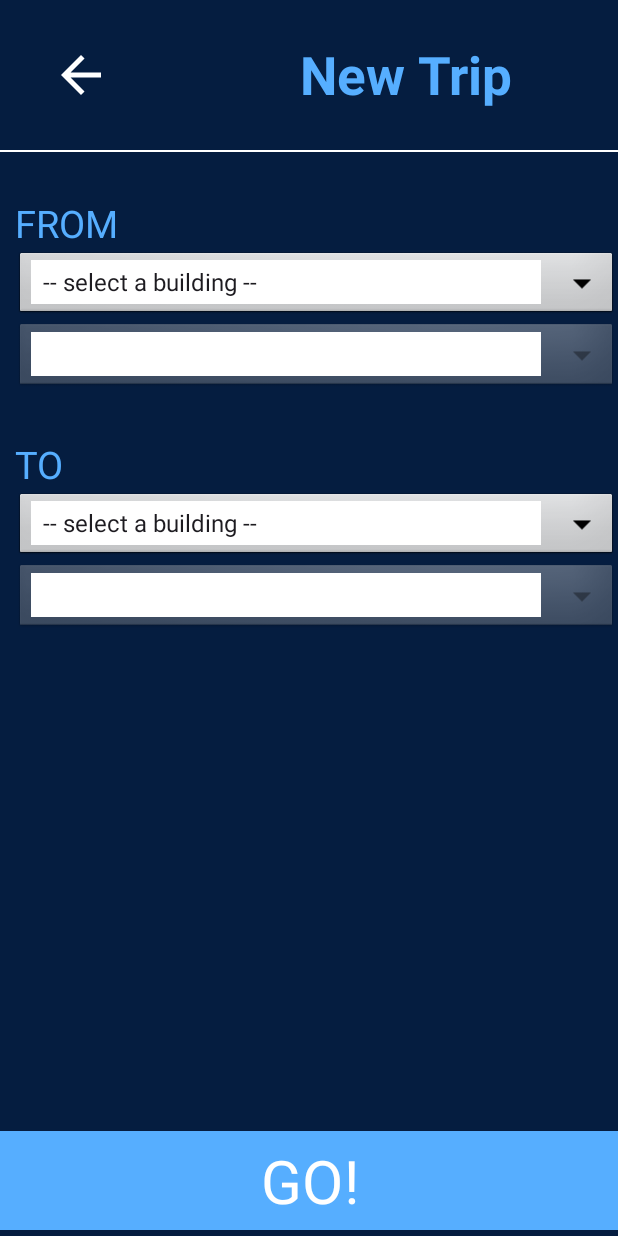
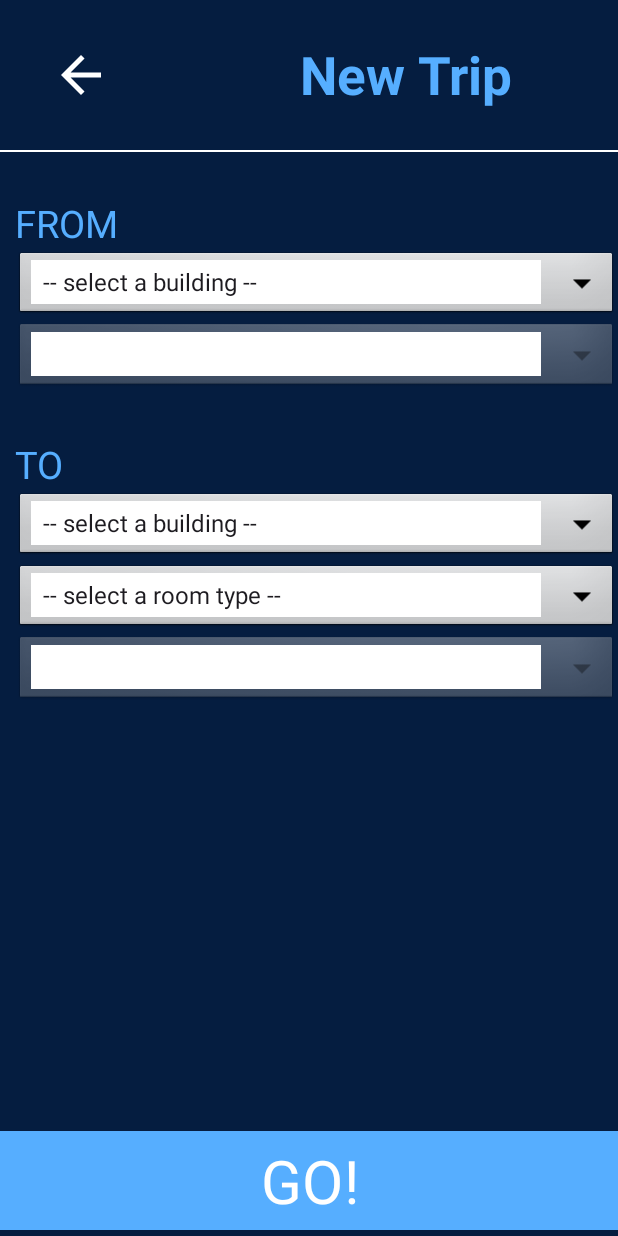
Before and after one commit to diegoac2/accessimap, an Android app: the NewTripActivity screen opened directly, with no data from a screen before it, on a phone screen of 412 x 824 dp. Run offline under Robolectric (Android 15) with nearby library versions, the light colour scheme and no system bars; Roboto replaces fonts that are not available here.

Commit message:
Broken on Spinner

```diff
--- a/app/src/main/java/edu/illinois/cs465/accessimap/NewTripActivity.java
+++ b/app/src/main/java/edu/illinois/cs465/accessimap/NewTripActivity.java
@@ -23,12 +23,12 @@ public class NewTripActivity extends AppCompatActivity
     private Spinner entranceSpinner;
 //    private Spinner roomSpinnerFrom;
     private Spinner buildingSpinnerTo;
-
+    private Spinner roomTypeSpinnerTo;
     private Spinner roomSpinnerTo;
 
     // Map to store room options based on the selected building
     private Map<String, List<String>> buildingRoomMap;
-
+    private Map<String, List<String>> buildingRoomTypeMap;
     private Map<String, List<String>> buildingEntranceMap;
     private static final String rampElevatorBody = "Do you prefer routes with ramps or with elevators?";
 
@@ -59,11 +59,17 @@ public class NewTripActivity extends AppCompatActivity
         buildingSpinnerTo = findViewById(R.id.building_spinner_to);
         roomSpinnerTo = findViewById(R.id.room_spinner_to);
         entranceSpinner = findViewById(R.id.entrance_spinner);
+        roomTypeSpinnerTo = findViewById(R.id.room_type_spinner_to); // Add this line
 
         // Initialize the buildingRoomMap
         buildingRoomMap = new HashMap<>();
         buildingRoomMap.put("Campus Instructional Facility", generateRoomOptionsForBuildingX());
         buildingRoomMap.put("Siebel Center for Design", generateRoomOptionsForBuildingY());
+
+        // Initialize the buildingRoomTypeMap
+        buildingRoomTypeMap = new HashMap<>();
+        buildingRoomTypeMap.put("Campus Instructional Facility", generateRoomTypesForBuildingX());
+        buildingRoomTypeMap.put("Siebel Center for Design", generateRoomTypesForBuildingY());
 
         buildingEntranceMap = new HashMap<>();
         buildingEntranceMap.put("Campus Instructional Facility", generateEntranceOptionsForBuildingX());
@@ -76,10 +82,10 @@ public class NewTripActivity extends AppCompatActivity
 
         // Set up "from" spinner with entrances
         setUpRoomSpinner(entranceSpinner, buildingSpinnerFrom, true);
+        // Set up "to" spinner with room types
+        setUpRoomTypeSpinner(roomTypeSpinnerTo, buildingSpinnerTo);
         // Set up "to" spinner with rooms
-        setUpRoomSpinner(roomSpinnerTo, buildingSpinnerTo, false);
-
-        setUpEntranceSpinner(entranceSpinner, buildingSpinnerTo);
+        setUpRoomSpinner(roomSpinnerTo, roomTypeSpinnerTo, false);
 
         // Call updateEntranceOptions with the initially selected building for "from" spinner
         String selectedBuildingFrom = buildingSpinnerFrom.getSelectedItem().toString();
@@ -104,8 +110,12 @@ public class NewTripActivity extends AppCompatActivity
             public void onItemSelected(AdapterView<?> parentView, View selectedItemView, int position, long id) {
                 String selectedBuilding = (String) parentView.getItemAtPosition(position);
 
+                // Enable/disable the spinners based on the selected building
+                updateSpinnerStatus(selectedBuilding, roomTypeSpinnerTo, roomSpinnerTo);
+
                 // Update room options based on the selected building
-                updateRoomOptions(selectedBuilding, spinner);
+
+                updateRoomOptions(selectedBuilding, roomTypeSpinnerTo.getSelectedItem().toString(), roomSpinnerTo);
             }
 
             @Override
@@ -115,7 +125,7 @@ public class NewTripActivity extends AppCompatActivity
         });
     }
 
-    private void setUpEntranceSpinner(Spinner entranceSpinner, Spinner buildingSpinner) {
+    private void setUpEntranceSpinner(Spinner entranceSpinner, Spinner buildingSpinner, boolean isFrom) {
         // Create ArrayAdapter for entrances
         ArrayAdapter<String> entranceAdapter = new ArrayAdapter<>(this, android.R.layout.simple_spinner_item,
                 generateEntranceOptions());
@@ -130,7 +140,13 @@ public class NewTripActivity extends AppCompatActivity
         entranceSpinner.setOnItemSelectedListener(new AdapterView.OnItemSelectedListener() {
             @Override
             public void onItemSelected(AdapterView<?> parentView, View selectedItemView, int position, long id) {
-                // Handle entrance selection if needed
+                String selectedBuilding = buildingSpinner.getSelectedItem().toString();
+                String selectedEntrance = (String) parentView.getItemAtPosition(position);
+
+                // Call updateEntranceOptions with the selected building for "From" spinner
+                if (isFrom) {
+                    updateEntranceOptions(selectedBuilding, entranceSpinner);
+                }
             }
 
             @Override
@@ -140,8 +156,32 @@ public class NewTripActivity extends AppCompatActivity
         });
     }
 
+    private void setUpRoomTypeSpinner(Spinner spinner, Spinner buildingSpinner) {
+        ArrayAdapter<String> roomTypeAdapter = new ArrayAdapter<>(this, android.R.layout.simple_spinner_item,
+                generateRoomTypeOptions());
+        roomTypeAdapter.setDropDownViewResource(android.R.layout.simple_spinner_dropdown_item);
 
-    private void setUpRoomSpinner(Spinner roomSpinner, Spinner buildingSpinner, boolean isFrom) {
+        spinner.setAdapter(roomTypeAdapter);
+        spinner.setSelection(roomTypeAdapter.getPosition("-- select a room type --"));
+
+        spinner.setOnItemSelectedListener(new AdapterView.OnItemSelectedListener() {
+            @Override
+            public void onItemSelected(AdapterView<?> parentView, View selectedItemView, int position, long id) {
+                String selectedBuilding = buildingSpinner.getSelectedItem().toString();
+                String selectedRoomType = (String) parentView.getItemAtPosition(position);
+
+                // Update room options based on the selected building and room type
+                updateRoomOptions(selectedBuilding, roomTypeSpinnerTo.getSelectedItem().toString(), roomSpinnerTo);
+            }
+
+            @Override
+            public void onNothingSelected(AdapterView<?> parentView) {
+                // Do nothing here
+            }
+        });
+    }
+
+    private void setUpRoomSpinner(Spinner roomSpinner, Spinner roomTypeSpinner, boolean isFrom) {
         // Set up room Spinner with an empty list initially
         ArrayAdapter<String> roomAdapter = new ArrayAdapter<>(this, android.R.layout.simple_spinner_item, new ArrayList<>());
         roomAdapter.setDropDownViewResource(android.R.layout.simple_spinner_dropdown_item);
@@ -161,20 +201,15 @@ public class NewTripActivity extends AppCompatActivity
             }
         });
 
-        // Set item selected listener for building Spinner
-        buildingSpinner.setOnItemSelectedListener(new AdapterView.OnItemSelectedListener() {
+        // Set item selected listener for room type Spinner
+        roomTypeSpinner.setOnItemSelectedListener(new AdapterView.OnItemSelectedListener() {
             @Override
             public void onItemSelected(AdapterView<?> parentView, View selectedItemView, int position, long id) {
-                String selectedBuilding = (String) parentView.getItemAtPosition(position);
+                String selectedBuilding = buildingSpinnerTo.getSelectedItem().toString();
+                String selectedRoomType = (String) parentView.getItemAtPosition(position);
 
-                // Update room options based on the selected building
-                if (isFrom) {
-                    // For the "from" spinner, update with entrances
-                    updateEntranceOptions(selectedBuilding, roomSpinner);
-                } else {
-                    // For the "to" spinner, update with rooms
-                    updateRoomOptions(selectedBuilding, roomSpinner);
-                }
+                // Update room options based on the selected building and room type
+                updateRoomOptions(selectedBuilding, selectedRoomType, roomSpinner);
             }
 
             @Override
@@ -183,13 +218,18 @@ public class NewTripActivity extends AppCompatActivity
             }
         });
     }
-    private void updateRoomOptions(String selectedBuilding, Spinner roomSpinner) {
-        // Update room options based on the selected building
+
+    private void updateRoomOptions(String selectedBuilding, String selectedRoomType, Spinner roomSpinner) {
+        // Update room options based on the selected building and room type
         List<String> roomOptions = buildingRoomMap.get(selectedBuilding);
         ArrayAdapter<String> roomAdapter = (ArrayAdapter<String>) roomSpinner.getAdapter();
+
         if (roomOptions != null) {
+            // Filter room options based on the selected room type
+            List<String> filteredRoomOptions = filterRoomOptionsByType(roomOptions, selectedRoomType);
+
             roomAdapter.clear();
-            roomAdapter.addAll(roomOptions);
+            roomAdapter.addAll(filteredRoomOptions);
             roomAdapter.notifyDataSetChanged();
             roomSpinner.setEnabled(true);
         } else {
@@ -200,6 +240,8 @@ public class NewTripActivity extends AppCompatActivity
             roomSpinner.setEnabled(false);
         }
     }
+
+
     private void updateEntranceOptions(String selectedBuilding, Spinner entranceSpinner) {
         // Update entrance options based on the selected building
         List<String> entranceOptions = buildingEntranceMap.get(selectedBuilding);
@@ -253,6 +295,7 @@ public class NewTripActivity extends AppCompatActivity
         rooms.add("Room X1");
         rooms.add("Room X2");
         rooms.add("Room X3");
+        rooms.add("Fountain");
         return rooms;
     }
 
@@ -264,6 +307,69 @@ public class NewTripActivity extends AppCompatActivity
         rooms.add("Restroom");
         return rooms;
     }
+    private List<String> filterRoomOptionsByType(List<String> roomOptions, String selectedRoomType) {
+        List<String> filteredOptions = new ArrayList<>();
+
+        // Loop through each room option
+        for (String roomOption : roomOptions) {
+            // Implement your filtering logic based on room type
+            // For example, if the room type is "Classroom," only include rooms that belong to classrooms
+            if (isRoomOfType(roomOption, selectedRoomType)) {
+                filteredOptions.add(roomOption);
+            }
+        }
+
+        return filteredOptions;
+    }
+
+    private boolean isRoomOfType(String room, String roomType) {
+        // Implement your specific logic here
+        // For demonstration purposes, this example assumes room names contain keywords for types
+
+        if (roomType.equals("Classroom")) {
+            // Check if the room name contains keywords for classrooms
+            return room.contains("Amphitheater") || room.contains("Sunrise Studio 1040") || room.contains("Room");
+        } else if (roomType.equals("Utility")) {
+            // Check if the room name contains keywords for utility rooms
+            return room.contains("Restroom") || room.contains("Fountain");
+        }
+        return false;
+    }
+
+    private List<String> generateRoomTypeOptions() {
+        List<String> roomTypes = new ArrayList<>();
+        roomTypes.add("-- select a room type --");
+        roomTypes.add("Classroom");
+        roomTypes.add("Utility");
+        // Add more room types as needed
+        return roomTypes;
+    }
+
+    private List<String> generateRoomTypesForBuildingX() {
+        // TODO: Add your logic to generate room types for Building X
+        List<String> roomTypes = new ArrayList<>();
+        roomTypes.add("Classroom");
+        roomTypes.add("Utility");
+        return roomTypes;
+    }
+
+    private List<String> generateRoomTypesForBuildingY() {
+        // TODO: Add your logic to generate room types for Building Y
+        List<String> roomTypes = new ArrayList<>();
+        roomTypes.add("Classroom");
+        roomTypes.add("Utility");
+        return roomTypes;
+    }
+
+    private void updateSpinnerStatus(String selectedBuilding, Spinner roomTypeSpinner, Spinner roomSpinner) {
+        // Check the selected building and decide whether to enable or disable the spinners
+        boolean enableSpinners = true; // Change this based on your logic
+
+        // Enable or disable the spinners accordingly
+        roomTypeSpinner.setEnabled(enableSpinners);
+        roomSpinner.setEnabled(enableSpinners);
+    }
+
     public void accessHomeScreen(View view) {
         finish();
     }
--- a/app/src/main/res/layout/activity_new_trip.xml
+++ b/app/src/main/res/layout/activity_new_trip.xml
@@ -98,7 +98,13 @@
             android:layout_height="48sp"
             android:background="@drawable/spinner_background"
             android:prompt="@string/roomnum"></Spinner>
-
+        <Spinner
+            android:id="@+id/room_type_spinner_to"
+            style="@style/AutoCompleteText"
+            android:layout_width="match_parent"
+            android:layout_height="48sp"
+            android:background="@drawable/spinner_background"
+            android:prompt="@string/roomnum"></Spinner>
         <Spinner
             android:id="@+id/room_spinner_to"
             style="@style/AutoCompleteText"
```
